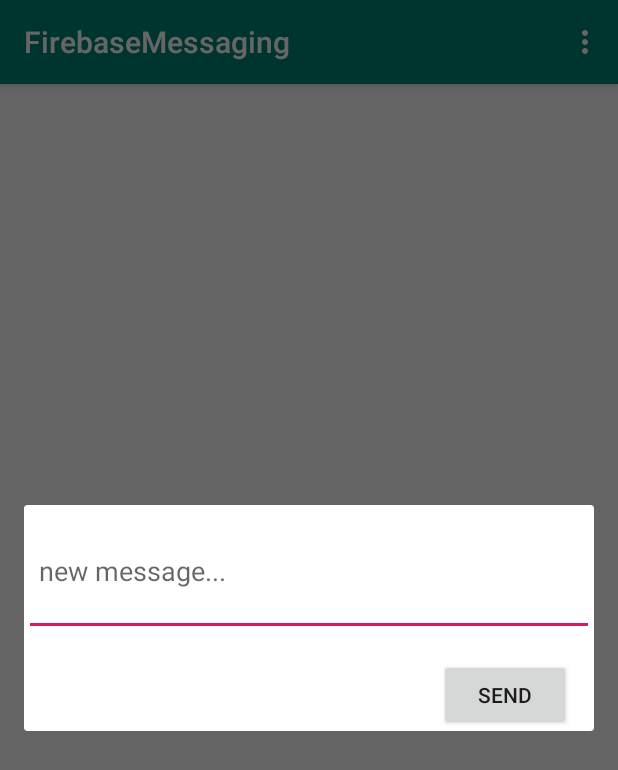
After one commit to appdevgenie/FirebaseMessaging, an Android app: the fragment MessageDialog placed in its activity, on a phone screen of 412 x 824 dp. The commit adds this screen. Shown: the top 770 px of the screen. Run offline under Robolectric (Android 15) with nearby library versions, the phone set to English and light mode, and no system bars; our stand-ins replace Firebase (no records; nobody signed in at launch, a user with empty details on screens opened directly); 1 statement that could not run was skipped.

Commit message:
update, add activities

```diff
--- a/app/src/main/AndroidManifest.xml
+++ b/app/src/main/AndroidManifest.xml
@@ -25,6 +25,7 @@
             </intent-filter>
         </activity>
         <activity android:name=".MainActivity" />
+        <activity android:name=".UserListActivity" />
     </application>
 
 </manifest>
--- /dev/null
+++ b/app/src/main/java/com/appdevgenie/firebasemessaging/Dialogs/MessageDialog.java
@@ -0,0 +1,100 @@
+package com.appdevgenie.firebasemessaging.Dialogs;
+
+import android.os.Bundle;
+import android.support.annotation.Nullable;
+import android.support.v4.app.DialogFragment;
+import android.util.Log;
+import android.view.LayoutInflater;
+import android.view.View;
+import android.view.ViewGroup;
+import android.widget.Button;
+import android.widget.EditText;
+import android.widget.Toast;
+
+import com.appdevgenie.firebasemessaging.Models.Message;
+import com.appdevgenie.firebasemessaging.R;
+import com.google.firebase.auth.FirebaseAuth;
+import com.google.firebase.database.DatabaseReference;
+import com.google.firebase.database.FirebaseDatabase;
+
+import java.text.SimpleDateFormat;
+import java.util.Date;
+import java.util.Locale;
+import java.util.TimeZone;
+
+public class MessageDialog extends DialogFragment {
+
+    private static final String TAG = "MessageDialog";
+
+    //create a new bundle and set the arguments to avoid a null pointer
+    public MessageDialog(){
+        super();
+        setArguments(new Bundle());
+    }
+
+
+    //widgets
+    EditText mMessage;
+
+    //vars
+    private String mUserId;
+
+
+    @Override
+    public void onCreate(@Nullable Bundle savedInstanceState) {
+        super.onCreate(savedInstanceState);
+        Log.d(TAG, "onCreate: started.");
+        mUserId = getArguments().getString("user_id");
+    }
+
+    @Nullable
+    @Override
+    public View onCreateView(LayoutInflater inflater, @Nullable ViewGroup container, @Nullable Bundle savedInstanceState) {
+        View view = inflater.inflate(R.layout.dialog_message, container, false);
+        mMessage = view.findViewById(R.id.message);
+
+        Button send = view.findViewById(R.id.send);
+        send.setOnClickListener(new View.OnClickListener() {
+            @Override
+            public void onClick(View v) {
+                Log.d(TAG, "onClick: sending a new message");
+
+                DatabaseReference reference = FirebaseDatabase.getInstance().getReference();
+                if(!mMessage.getText().toString().equals("")){
+
+                    //create the new message
+                    Message message = new Message();
+                    message.setUser_id(FirebaseAuth.getInstance().getCurrentUser().getUid());
+                    message.setMessage(mMessage.getText().toString());
+                    message.setTimestamp(getTimestamp());
+
+                    //insert the new message
+                    reference
+                            .child("messages")
+                            .child(mUserId)
+                            .child(reference.push().getKey())
+                            .setValue(message);
+                    getDialog().dismiss();
+                    Toast.makeText(getActivity(), "message sent", Toast.LENGTH_SHORT).show();
+                }else{
+                    Toast.makeText(getActivity(), "enter a message", Toast.LENGTH_SHORT).show();
+                }
+
+            }
+        });
+
+        return view;
+    }
+
+    /**
+     * Return the current timestamp in the form of a string
+     * @return
+     */
+    private String getTimestamp(){
+        SimpleDateFormat sdf = new SimpleDateFormat("yyyy-MM-dd'T'HH:mm:ss'Z'", Locale.US);
+        //sdf.setTimeZone(TimeZone.getTimeZone("GMT"));
+        return sdf.format(new Date());
+    }
+
+
+}
--- /dev/null
+++ b/app/src/main/java/com/appdevgenie/firebasemessaging/UserListActivity.java
@@ -0,0 +1,187 @@
+package com.appdevgenie.firebasemessaging;
+
+import android.content.Intent;
+import android.os.Bundle;
+import android.support.annotation.NonNull;
+import android.support.annotation.Nullable;
+import android.support.v7.app.AppCompatActivity;
+import android.support.v7.widget.LinearLayoutManager;
+import android.support.v7.widget.RecyclerView;
+import android.util.Log;
+import android.view.Menu;
+import android.view.MenuItem;
+
+import com.appdevgenie.firebasemessaging.Adapters.UserAdapter;
+import com.appdevgenie.firebasemessaging.Dialogs.MessageDialog;
+import com.appdevgenie.firebasemessaging.Models.User;
+import com.google.firebase.auth.FirebaseAuth;
+import com.google.firebase.auth.FirebaseUser;
+import com.google.firebase.database.DataSnapshot;
+import com.google.firebase.database.DatabaseError;
+import com.google.firebase.database.DatabaseReference;
+import com.google.firebase.database.FirebaseDatabase;
+import com.google.firebase.database.Query;
+import com.google.firebase.database.ValueEventListener;
+import com.google.firebase.iid.FirebaseInstanceId;
+
+import java.util.ArrayList;
+
+public class UserListActivity extends AppCompatActivity {
+
+    private static final String TAG = "UserListActivity";
+
+    //firebase
+    private FirebaseAuth.AuthStateListener mAuthListener;
+
+    //widgets
+    private RecyclerView mRecyclerView;
+
+    //vars
+    private ArrayList<User> mUsers;
+    private UserAdapter mUserAdapter;
+
+
+    @Override
+    protected void onCreate(@Nullable Bundle savedInstanceState) {
+        super.onCreate(savedInstanceState);
+        setContentView(R.layout.activity_userlist);
+        mRecyclerView = findViewById(R.id.recyclerView);
+
+        setupFirebaseAuth();
+        setupUserList();
+        getUserList();
+        initFCM();
+    }
+
+    private void initFCM(){
+        String token = FirebaseInstanceId.getInstance().getToken();
+        Log.d(TAG, "initFCM: token: " + token);
+        sendRegistrationToServer(token);
+
+    }
+    public void openMessageDialog(String userId){
+        Log.d(TAG, "openMessageDialog: opening a dialog to send a new message");
+        MessageDialog dialog = new MessageDialog();
+
+        Bundle bundle = new Bundle();
+        bundle.putString("user_id", userId);
+        dialog.setArguments(bundle);
+        dialog.show(getSupportFragmentManager(), "dialog");
+    }
+
+    private void getUserList() throws NullPointerException{
+        Log.d(TAG, "getUserList: getting a list of all users");
+        DatabaseReference reference = FirebaseDatabase.getInstance().getReference();
+
+        Query query = reference.child("users");
+
+        query.addListenerForSingleValueEvent(new ValueEventListener() {
+            @Override
+            public void onDataChange(DataSnapshot dataSnapshot) {
+
+                for(DataSnapshot snapshot: dataSnapshot.getChildren()){
+                    User user = snapshot.getValue(User.class);
+                    Log.d(TAG, "onDataChange: found a user: " + user.getName());
+                    mUsers.add(user);
+                }
+                mUserAdapter.notifyDataSetChanged();
+            }
+
+            @Override
+            public void onCancelled(DatabaseError databaseError) {
+
+            }
+        });
+    }
+
+    /**
+     * Persist token to third-party servers.
+     *
+     * Modify this method to associate the user's FCM InstanceID token with any server-side account
+     * maintained by your application.
+     *
+     * @param token The new token.
+     */
+    private void sendRegistrationToServer(String token) {
+        Log.d(TAG, "sendRegistrationToServer: sending token to server: " + token);
+        DatabaseReference reference = FirebaseDatabase.getInstance().getReference();
+        reference.child("users")
+                .child(FirebaseAuth.getInstance().getCurrentUser().getUid())
+                .child("token")
+                .setValue(token);
+    }
+
+    private void setupUserList(){
+        mUsers = new ArrayList<>();
+        mUserAdapter = new UserAdapter(UserListActivity.this, mUsers);
+        RecyclerView.LayoutManager layoutManager = new LinearLayoutManager(getApplicationContext());
+        mRecyclerView.setLayoutManager(layoutManager);
+        mRecyclerView.setAdapter(mUserAdapter);
+    }
+
+    private void signOut(){
+        Log.d(TAG, "signOut: signing out user");
+        FirebaseAuth.getInstance().signOut();
+    }
+
+    @Override
+    public boolean onCreateOptionsMenu(Menu menu) {
+        getMenuInflater().inflate(R.menu.menu, menu);
+
+        return true;
+    }
+
+    @Override
+    public boolean onOptionsItemSelected(MenuItem item) {
+        switch(item.getItemId()){
+            case R.id.sign_out:
+                signOut();
+                return true;
+            default:
+                return super.onOptionsItemSelected(item);
+        }
+    }
+
+
+    /*
+           ----------------------------- Firebase setup ---------------------------------
+    */
+    private void setupFirebaseAuth(){
+        Log.d(TAG, "setupFirebaseAuth: started.");
+
+        mAuthListener = new FirebaseAuth.AuthStateListener() {
+            @Override
+            public void onAuthStateChanged(@NonNull FirebaseAuth firebaseAuth) {
+                FirebaseUser user = firebaseAuth.getCurrentUser();
+                if (user != null) {
+
+                    Log.d(TAG, "onAuthStateChanged:signed_in:" + user.getUid());
+
+                } else {
+                    Log.d(TAG, "onAuthStateChanged:signed_out");
+                    Intent intent = new Intent(UserListActivity.this, LoginActivity.class);
+                    intent.setFlags(Intent.FLAG_ACTIVITY_NEW_TASK | Intent.FLAG_ACTIVITY_CLEAR_TASK);
+                    startActivity(intent);
+                    finish();
+                }
+                // ...
+            }
+        };
+    }
+
+    @Override
+    public void onStart() {
+        super.onStart();
+        FirebaseAuth.getInstance().addAuthStateListener(mAuthListener);
+
+    }
+
+    @Override
+    public void onStop() {
+        super.onStop();
+        if (mAuthListener != null) {
+            FirebaseAuth.getInstance().removeAuthStateListener(mAuthListener);
+        }
+
+    }
+}
--- /dev/null
+++ b/app/src/main/res/layout/activity_userlist.xml
@@ -0,0 +1,15 @@
+<?xml version="1.0" encoding="utf-8"?>
+<RelativeLayout xmlns:android="http://schemas.android.com/apk/res/android"
+    android:layout_width="match_parent"
+    android:layout_height="match_parent">
+
+    <android.support.v7.widget.RecyclerView
+        android:id="@+id/recyclerView"
+        android:layout_width="match_parent"
+        android:layout_height="wrap_content"
+        android:nestedScrollingEnabled="true"
+        android:scrollbars="vertical">
+
+    </android.support.v7.widget.RecyclerView>
+
+</RelativeLayout>
--- /dev/null
+++ b/app/src/main/res/layout/dialog_message.xml
@@ -0,0 +1,25 @@
+<?xml version="1.0" encoding="utf-8"?>
+<RelativeLayout xmlns:android="http://schemas.android.com/apk/res/android"
+    android:layout_width="match_parent"
+    android:layout_height="match_parent">
+
+    <EditText
+        android:layout_width="match_parent"
+        android:layout_height="wrap_content"
+        android:minLines="3"
+        android:maxLines="5"
+        android:id="@+id/message"
+        android:hint="new message..."
+        android:padding="10dp"/>
+
+
+    <Button
+        android:layout_width="wrap_content"
+        android:layout_height="wrap_content"
+        android:text="send"
+        android:layout_below="@+id/message"
+        android:layout_alignParentRight="true"
+        android:layout_marginRight="15dp"
+        android:layout_marginTop="15dp"
+        android:id="@+id/send"/>
+</RelativeLayout>
--- /dev/null
+++ b/app/src/main/res/menu/menu.xml
@@ -0,0 +1,7 @@
+<?xml version="1.0" encoding="utf-8"?>
+<menu xmlns:android="http://schemas.android.com/apk/res/android">
+
+    <item
+        android:id="@+id/sign_out"
+        android:title="sign out" />
+</menu>
```
Also changed, not shown: app/src/main/java/com/appdevgenie/firebasemessaging/Adapters/UserAdapter.java (added, +71 -0 lines), app/src/main/java/com/appdevgenie/firebasemessaging/LoginActivity.java (+67 -6 lines), app/src/main/java/com/appdevgenie/firebasemessaging/MainActivity.java (+37 -9 lines), app/src/main/java/com/appdevgenie/firebasemessaging/Models/Message.java (added, +51 -0 lines), app/src/main/java/com/appdevgenie/firebasemessaging/Models/User.java (added, +39 -0 lines), app/src/main/java/com/appdevgenie/firebasemessaging/Services/MyMessagingService.java (+66 -6 lines), app/src/main/res/drawable/ic_android_black_24dp.xml (added, +9 -0 lines), app/src/main/res/layout/layout_user_listitem.xml (added, +36 -0 lines).
